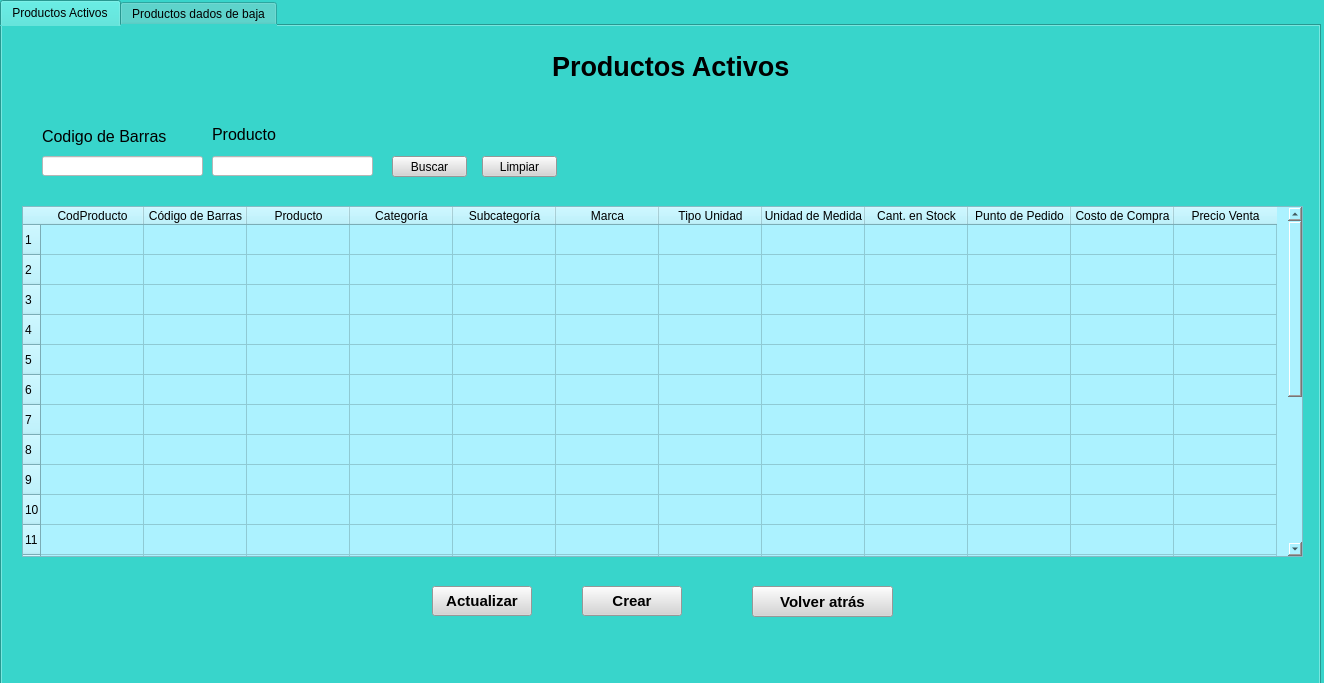
Miguel8819/Sistema_TweetyTesis, file Views/controlstock.ui: the form before one commit.
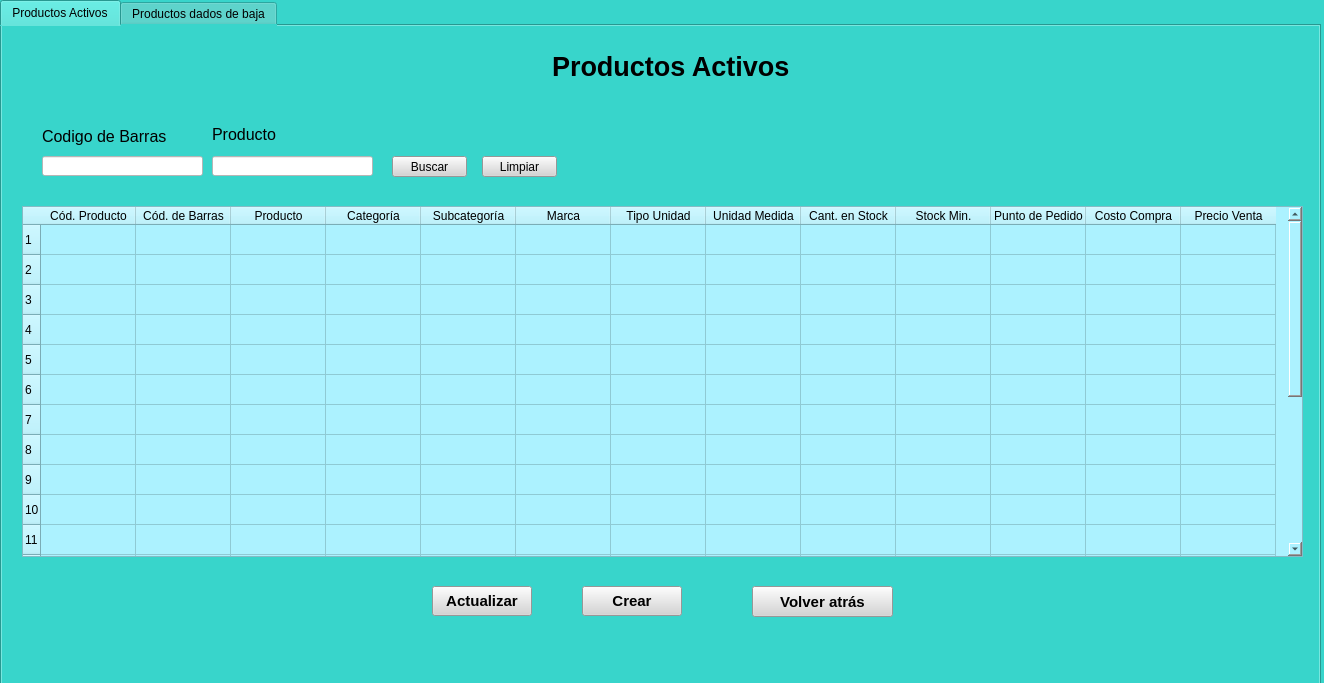
The form after the commit.

Commit message: Cambio en control stock para insertar columna de stock, cambios en models tambien para que se cree la columna de stock sin data

The edit to the form file:
```diff
--- a/Views/controlstock.ui
+++ b/Views/controlstock.ui
@@ -143,6 +143,12 @@
        <height>351</height>
       </rect>
      </property>
+     <property name="sizePolicy">
+      <sizepolicy hsizetype="Expanding" vsizetype="Expanding">
+       <horstretch>0</horstretch>
+       <verstretch>0</verstretch>
+      </sizepolicy>
+     </property>
      <property name="minimumSize">
       <size>
        <width>740</width>
@@ -155,17 +161,29 @@
      <property name="midLineWidth">
       <number>1</number>
      </property>
+     <property name="verticalScrollBarPolicy">
+      <enum>Qt::ScrollBarAsNeeded</enum>
+     </property>
+     <property name="horizontalScrollBarPolicy">
+      <enum>Qt::ScrollBarAsNeeded</enum>
+     </property>
      <property name="sizeAdjustPolicy">
       <enum>QAbstractScrollArea::AdjustToContents</enum>
      </property>
      <property name="rowCount">
       <number>20</number>
      </property>
+     <property name="columnCount">
+      <number>13</number>
+     </property>
      <attribute name="horizontalHeaderCascadingSectionResizes">
       <bool>false</bool>
      </attribute>
+     <attribute name="horizontalHeaderMinimumSectionSize">
+      <number>30</number>
+     </attribute>
      <attribute name="horizontalHeaderDefaultSectionSize">
-      <number>103</number>
+      <number>95</number>
      </attribute>
      <attribute name="verticalHeaderDefaultSectionSize">
       <number>30</number>
@@ -192,12 +210,12 @@
      <row/>
      <column>
       <property name="text">
-       <string>CodProducto</string>
+       <string>Cód. Producto</string>
       </property>
      </column>
      <column>
       <property name="text">
-       <string>Código de Barras</string>
+       <string>Cód. de Barras</string>
       </property>
      </column>
      <column>
@@ -227,7 +245,7 @@
      </column>
      <column>
       <property name="text">
-       <string>Unidad de Medida</string>
+       <string>Unidad Medida</string>
       </property>
      </column>
      <column>
@@ -238,6 +256,11 @@
        <set>AlignCenter</set>
       </property>
      </column>
+     <column>
+      <property name="text">
+       <string>Stock Min.</string>
+      </property>
+     </column>
      <column>
       <property name="text">
        <string>Punto de Pedido</string>
@@ -245,7 +268,7 @@
      </column>
      <column>
       <property name="text">
-       <string>Costo de Compra</string>
+       <string>Costo Compra</string>
       </property>
      </column>
      <column>
```
The commit also changes 2 other files.
